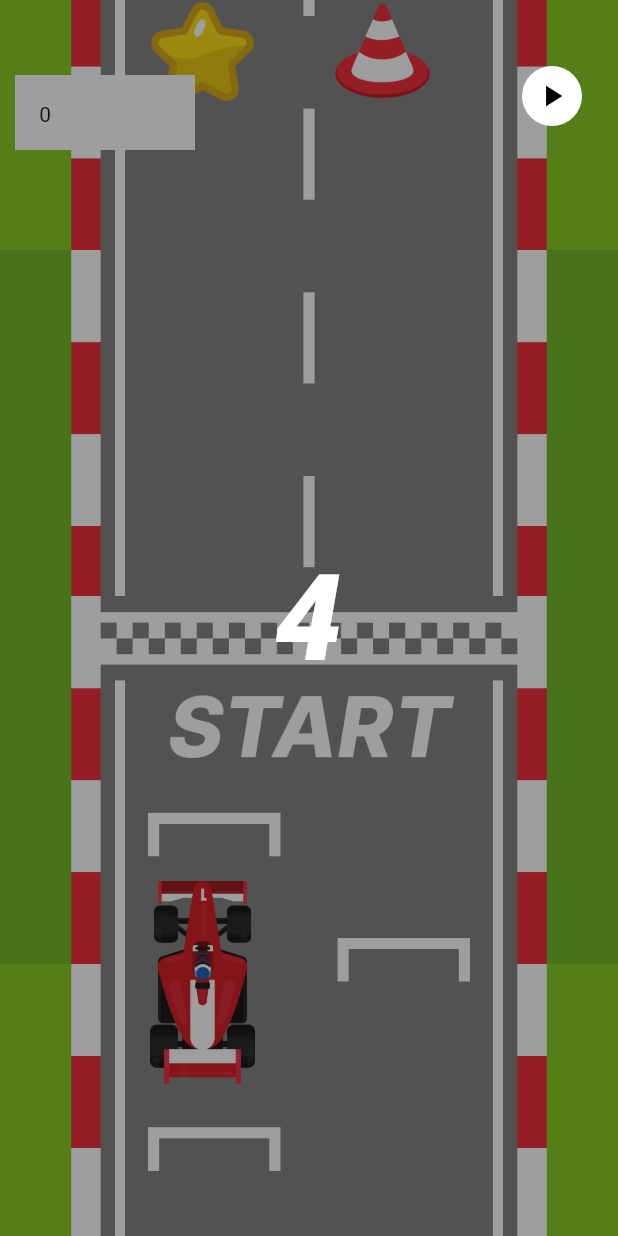
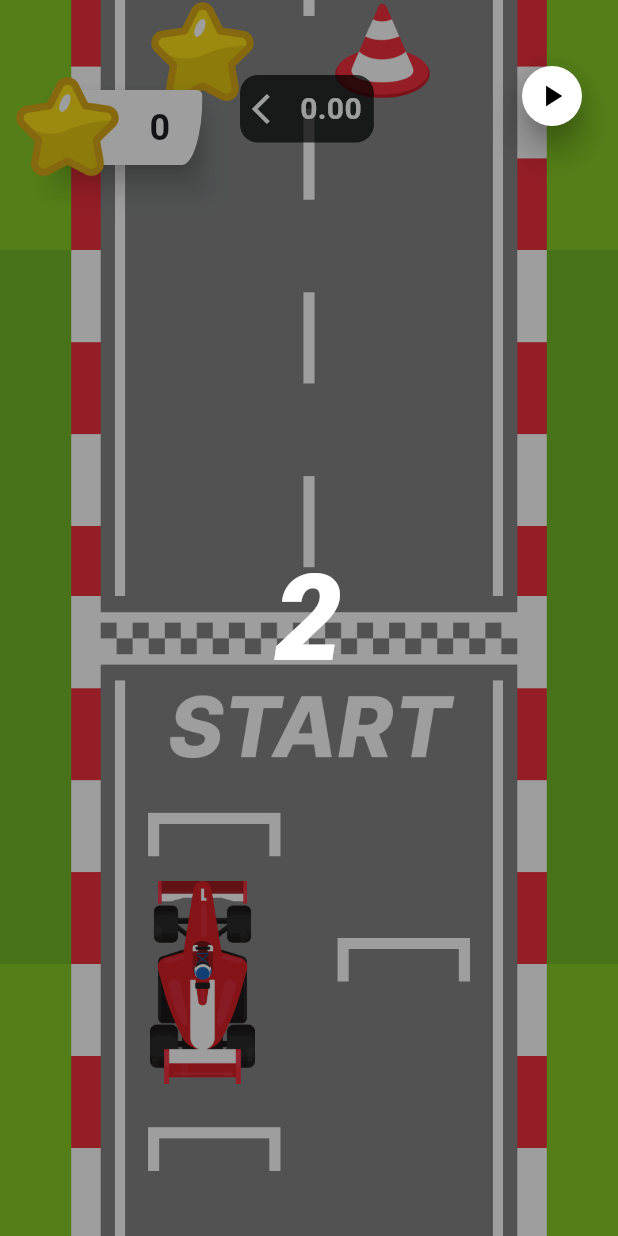
Before and after one commit to 0353497/skills_training_w24_gyro_race, a Flutter app: the screen it shows after launch, after a tap on "start Race", on a phone screen of 412 x 824 dp. Run offline on Flutter 3.47's test engine with Material 3 defaults, Android fonts, the phone set to English and light mode, and no system bars; our stand-ins replace sensors_plus.

Commit message:
Add Scoretracker component and integrate it into the game view; refactor PauzeButton for improved structure

```diff
--- a/lib/components/pauze_button.dart
+++ b/lib/components/pauze_button.dart
@@ -10,6 +10,10 @@ class PauzeButton extends StatelessWidget {
     return Positioned(
       top: 40,
       right: 20,
+      child: Material(
+        elevation: 8,
+        shape: CircleBorder(),
+        color: Colors.transparent,
         child: IconButton.filled(
           onPressed: onPressed,
           style: ButtonStyle(
@@ -17,6 +21,7 @@ class PauzeButton extends StatelessWidget {
             backgroundColor: WidgetStatePropertyAll(Colors.white)
           ),
           icon: Icon(icon)
+          ),
       )
       );
   }
--- /dev/null
+++ b/lib/components/score_tracker.dart
@@ -0,0 +1,50 @@
+import 'package:flutter/material.dart';
+
+class Scoretracker extends StatelessWidget {
+  const Scoretracker({super.key, required this.score});
+  final int score;
+
+  @override
+  Widget build(BuildContext context) {
+    return Positioned(
+      top: 50,
+      left: 10,
+      child: Stack(
+        clipBehavior: Clip.none,
+        children: [
+           Positioned(
+            top: 10,
+            left: 25,
+             child: Material(
+              elevation: 8,
+              color: Colors.transparent,
+               child: ClipRRect(
+                borderRadius: BorderRadiusGeometry.only(
+                  bottomRight: Radius.elliptical(30, 100),
+                  topRight: Radius.circular(8)
+                  ),
+                child: Container(
+                  alignment: Alignment(0.5, 0),
+                    width: 100,
+                    height: 50,
+                    color: Colors.white,
+                    child: Text(
+                      score.toString(),
+                      style: TextStyle(
+                        fontWeight: FontWeight.bold,
+                        fontSize: 24
+                      ),
+                    ),
+                  ),
+                ),
+             ),
+           ),
+          Image.asset("assets/obstacles/star.png",
+              height: 70,
+              width: 70,
+              ),
+        ],
+      )
+      );
+  }
+}
--- a/lib/views/game.dart
+++ b/lib/views/game.dart
@@ -7,6 +7,7 @@ import 'package:gyro_race/components/car.dart';
 import 'package:gyro_race/components/cone.dart';
 import 'package:gyro_race/components/end_dialog.dart';
 import 'package:gyro_race/components/pauze_button.dart';
+import 'package:gyro_race/components/score_tracker.dart';
 import 'package:gyro_race/components/shade_overlay.dart';
 import 'package:gyro_race/components/star.dart';
 import 'package:gyro_race/models/car_model.dart';
@@ -33,7 +34,7 @@ class _GameState extends State<Game> with TickerProviderStateMixin {
   final double _sensitivityFactor = 12.0;
   double _targetCarPosition = 100.0;
   double _currentGyroValue = 0.0;
-  final double _movementSmoothness = 0.12;
+  final double _movementSmoothness = 0.6;
 
   String shadeText = "0";
   bool showShade = true;
@@ -76,7 +77,7 @@ class _GameState extends State<Game> with TickerProviderStateMixin {
     double brakingFactor = 1 - (timeSinceBraking / 5.0);
     acceleration *= brakingFactor;
   } else if (firstTrackOver) {
-    acceleration = 7.5;
+    acceleration = 15;
   }
 
   setState(() {
@@ -110,7 +111,7 @@ class _GameState extends State<Game> with TickerProviderStateMixin {
 
     if (coneModel.top > 0 && coneModel.top < MediaQuery.of(context).size.height - 50) {
       if (checkCollision(coneModel.bounds)) {
-        endGame("Failed");
+        failedGame("Failed!");
       }
     }
     if (starModel.top > 0 && starModel.top < MediaQuery.of(context).size.height - 50) {
@@ -179,21 +180,37 @@ class _GameState extends State<Game> with TickerProviderStateMixin {
           Car(car: car,),
           Star(starModel: starModel),
           Cone(coneModel: coneModel),
+          Scoretracker(score: score),
 
-
-          Positioned(
-            top: 50,
-            left: 10,
-            child: Container(
-                width: 120,
-                height: 50,
-                color: Colors.white,
-                child: Padding(
-                  padding: const EdgeInsets.all(16.0),
-                  child: Text(score.toString()),
-                ),
-              )
+         Positioned(
+          top: 50,
+          left: 160,
+          child: Container(
+          padding: EdgeInsets.all(8),
+          decoration: BoxDecoration(
+            color: Colors.black.withOpacity(0.7),
+            borderRadius: BorderRadius.circular(12),
+          ),
+          child: Row(
+            mainAxisSize: MainAxisSize.min,
+            children: [
+            Icon(
+              _currentGyroValue < 0 ? Icons.arrow_forward_ios : Icons.arrow_back_ios,
+              color: Colors.white,
             ),
+            SizedBox(width: 8),
+            Text(
+              _currentGyroValue.toStringAsFixed(2),
+              style: TextStyle(
+              fontWeight: FontWeight.bold,
+              fontSize: 20,
+              color: Colors.white,
+              ),
+            ),
+            ],
+          ),
+          ),
+        ),
 
           showShade ? ShadeOverlay(
             text: shadeText,
@@ -209,7 +226,7 @@ class _GameState extends State<Game> with TickerProviderStateMixin {
 
   void startCountDown() async {
 
-    for (var i = 5; i > 0; i--) {
+    for (var i = 3; i > 0; i--) {
       setState(() {
         shadeText = "$i";
       });
@@ -229,6 +246,7 @@ class _GameState extends State<Game> with TickerProviderStateMixin {
 
     setState(() {
       showDialog(
+        barrierDismissible: false,
         context: context,
         builder: (_) => EndDialog(onAgain: () {
           startCountDown();
@@ -239,6 +257,30 @@ class _GameState extends State<Game> with TickerProviderStateMixin {
             fontSize: 48,
             fontWeight: FontWeight.bold,
             fontStyle: FontStyle.italic
+          ),
+        ),
+        ),
+      );
+      reset();
+    });
+  }
+  void failedGame(String title) {
+    _gyroSubscription?.cancel();
+
+    setState(() {
+      showDialog(
+        barrierDismissible: false,
+        context: context,
+        builder: (_) => EndDialog(onAgain: () {
+          startCountDown();
+        },
+        title: Text(
+          title,
+          style: TextStyle(
+            fontSize: 48,
+            fontWeight: FontWeight.bold,
+            fontStyle: FontStyle.italic,
+            color: Colors.red
           ),
         ),
         ),
@@ -274,12 +316,10 @@ class _GameState extends State<Game> with TickerProviderStateMixin {
   void listenCarPosition() {
     _gyroSubscription?.cancel();
 
-    // Initialize car position
     _targetCarPosition = car.left;
 
     _gyroSubscription = gyroscopeEventStream().listen((GyroscopeEvent event) {
       _gyroController.add(event);
-      // Only store the gyroscope value, car position is updated in the game loop
       _currentGyroValue = -event.y;
     });
   }
```
Lines whose indentation alone changed are shown as unchanged.
